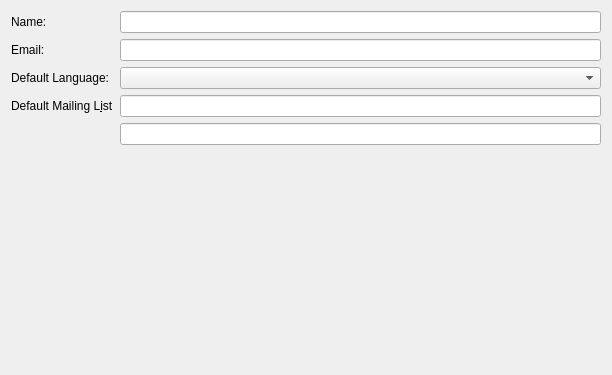
First picture: the form in src/prefs/prefs_identity.ui, repository KDE/lokalize, before the edit.
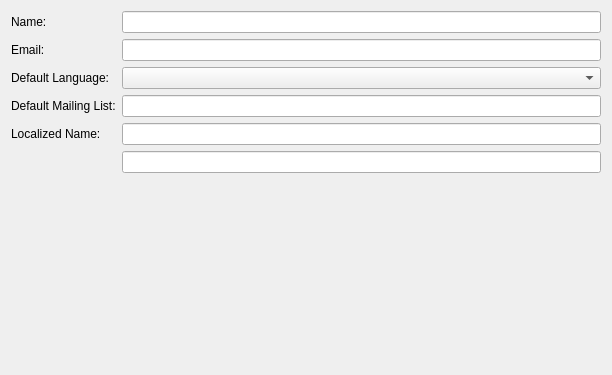
Second picture: the form after the edit.

```diff
--- a/src/prefs/prefs_identity.ui
+++ b/src/prefs/prefs_identity.ui
@@ -70,7 +70,7 @@
    <item row="3" column="0" >
     <widget class="QLabel" name="label" >
      <property name="text" >
-      <string>Default Mailing L&amp;ist</string>
+      <string>Default Mailing List:</string>
      </property>
      <property name="buddy" >
       <cstring>kcfg_DefaultMailingList</cstring>
@@ -83,7 +83,7 @@
    <item row="2" column="1" >
     <widget class="QComboBox" name="DefaultLangCode" />
    </item>
-   <item row="5" column="0" colspan="2" >
+   <item row="7" column="0" colspan="2" >
     <spacer>
      <property name="orientation" >
       <enum>Qt::Vertical</enum>
@@ -99,13 +99,23 @@
    <item row="1" column="1" >
     <widget class="QLineEdit" name="kcfg_authorEmail" />
    </item>
-   <item row="4" column="1" >
+   <item row="5" column="1" >
     <widget class="QLineEdit" name="kcfg_DefaultLangCode" >
      <property name="enabled" >
       <bool>true</bool>
      </property>
     </widget>
    </item>
+   <item row="4" column="1" >
+    <widget class="QLineEdit" name="kcfg_authorLocalizedName" />
+   </item>
+   <item row="4" column="0" >
+    <widget class="QLabel" name="label_2" >
+     <property name="text" >
+      <string>Localized Name:</string>
+     </property>
+    </widget>
+   </item>
   </layout>
  </widget>
  <layoutdefault spacing="6" margin="11" />
```
